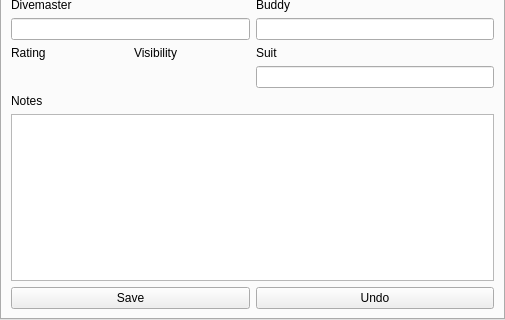
subsurface/subsurface, file qt-ui/maintab.ui: the form before one commit; both pictures show x 0 to 505 and y 139 to 459 of the 505 by 459 pixel window.
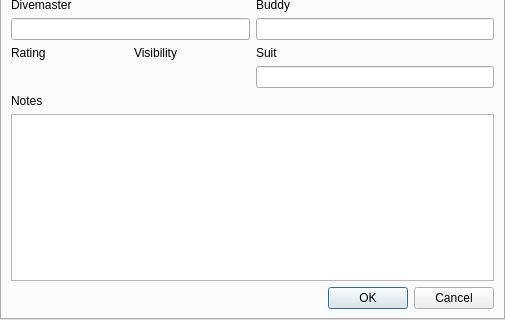
The form after the commit. Custom widgets are drawn as their Qt base class.

Commit message:
Good deal of Code Cleanup for the maintab
Some cleanup was needed in the MainTab code for ages,
now the Edition / Cancel / Ok of the Notes tab is
way more intuitive on the code level.

This is needed to support multidive edition on the
Cylinders and Weigths too, since it's a bit more
complicated, I didn't want to start with a Spaguetti
Code.

What changed in the file:
```diff
--- a/qt-ui/maintab.ui
+++ b/qt-ui/maintab.ui
@@ -126,26 +126,6 @@
       </item>
      </layout>
     </item>
-    <item row="12" column="1">
-     <widget class="QPushButton" name="editReset">
-      <property name="text">
-       <string>Undo</string>
-      </property>
-     </widget>
-    </item>
-    <item row="12" column="0">
-     <widget class="QPushButton" name="editAccept">
-      <property name="text">
-       <string>Save</string>
-      </property>
-      <property name="checkable">
-       <bool>true</bool>
-      </property>
-     </widget>
-    </item>
-    <item row="0" column="0" colspan="2">
-     <widget class="KMessageWidget" name="diveNotesMessage" native="true"/>
-    </item>
     <item row="3" column="0">
      <widget class="QLabel" name="CoordinatedLabel">
       <property name="text">
@@ -153,6 +133,16 @@
       </property>
      </widget>
     </item>
+    <item row="0" column="0" colspan="2">
+     <widget class="KMessageWidget" name="diveNotesMessage" native="true"/>
+    </item>
+    <item row="12" column="0" colspan="2">
+     <widget class="QDialogButtonBox" name="notesButtonBox">
+      <property name="standardButtons">
+       <set>QDialogButtonBox::Cancel|QDialogButtonBox::Ok</set>
+      </property>
+     </widget>
+    </item>
    </layout>
   </widget>
   <widget class="QWidget" name="equipmentTab">
```
Left out of the diff: 12 changed lines with no effect on the pictures. The commit also changes 2 other files.
